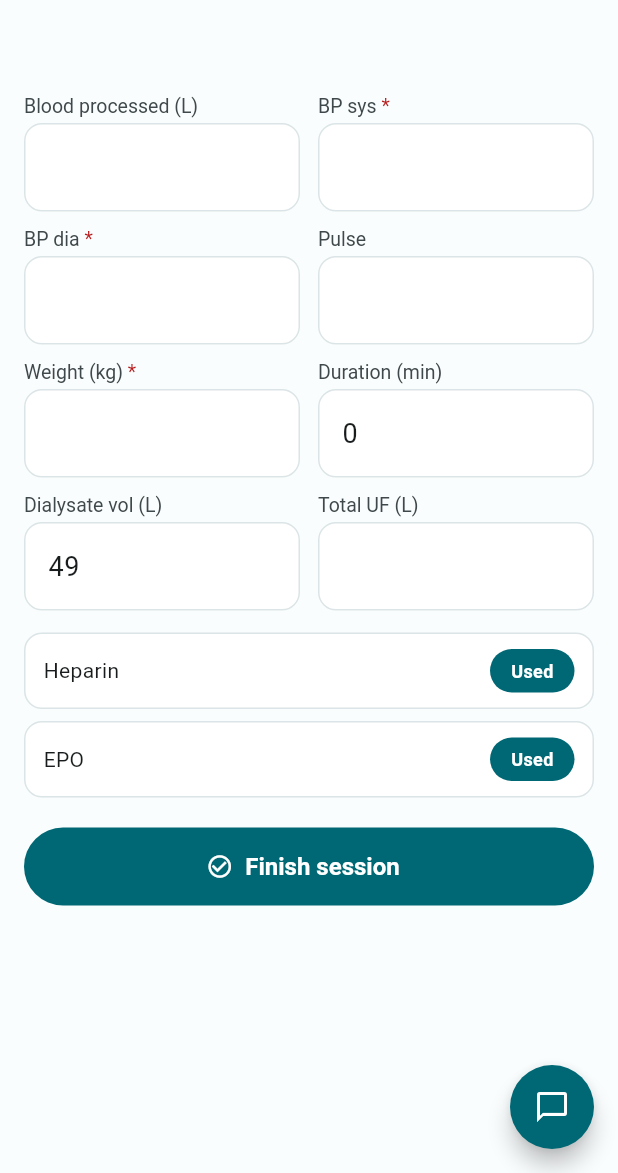
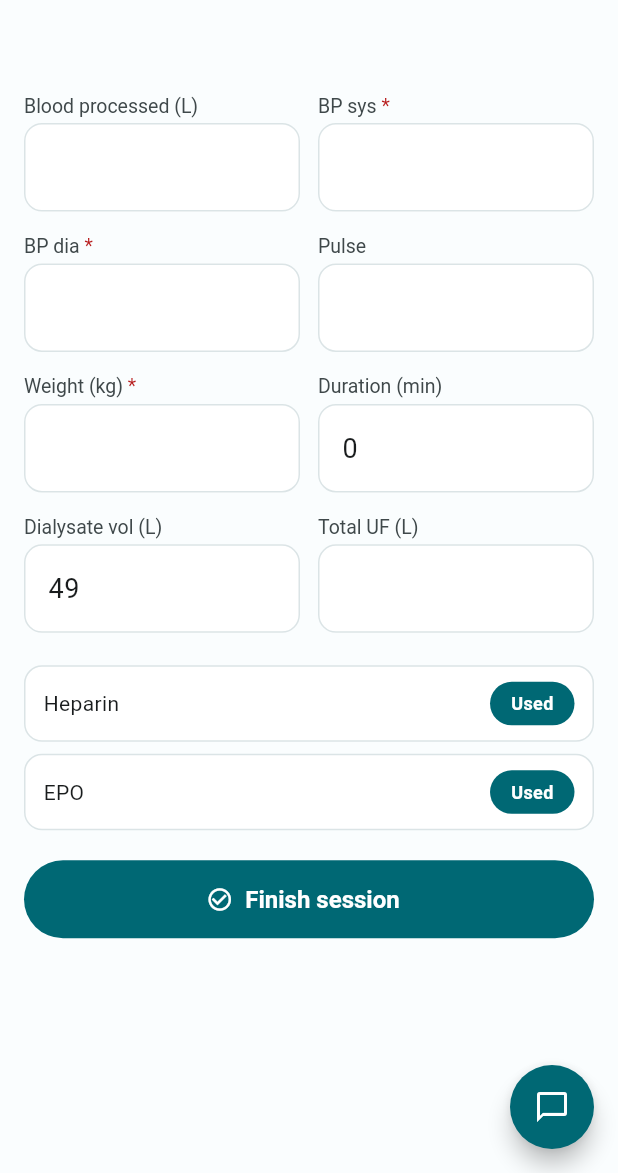
Before and after one commit to ntg2208/home-hemodialysis-tracker, a Flutter app: the PostTreatment screen opened directly with empty values, on a phone screen of 412 x 824 dp, the part 63-1236 px from its top. Run offline on Flutter 3.47's test engine with Material 3 defaults, Android fonts, the light colour scheme and no system bars; our stand-ins replace cloud_firestore, dio, firebase_auth, firebase_core, fl_chart, flutter_local_notifications and 7 more; accounts and stored records are empty; generated files the repository leaves out were written again; network calls fail.

Commit message:
fix(flutter): fix post-treatment GridView overflow — same aspect ratio fix as add-reading

```diff
--- a/flutter/lib/features/treatment/screens/post.dart
+++ b/flutter/lib/features/treatment/screens/post.dart
@@ -133,9 +133,9 @@ class _PostTreatmentState extends ConsumerState<PostTreatment> {
             crossAxisCount: 2,
             shrinkWrap: true,
             physics: const NeverScrollableScrollPhysics(),
-            mainAxisSpacing: 12,
+            mainAxisSpacing: 10,
             crossAxisSpacing: 12,
-            childAspectRatio: 2.4,
+            childAspectRatio: 2.2,
             children: [
               NumberField(
                   label: 'Blood processed (L)',
```
